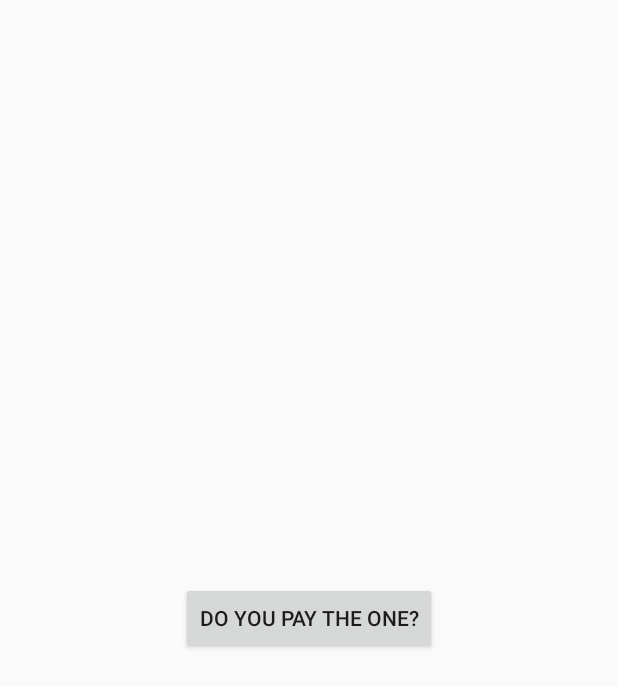
After one commit to cgregory902/RhysticBuddy, an Android app built with Jetpack Compose: the layout activity_main.xml on its own in the app's theme, with its tools: preview values and no code run, on a phone screen of 412 x 824 dp. The commit adds this screen. Shown: the top 687 px of the screen. Run offline under Robolectric (Android 15) with nearby library versions, the phone set to English and light mode, and no system bars.

Commit message:
I hate this lol

```diff
--- a/app/build.gradle
+++ b/app/build.gradle
@@ -57,6 +57,10 @@ dependencies {
     implementation 'androidx.compose.ui:ui-graphics'
     implementation 'androidx.compose.ui:ui-tooling-preview'
     implementation 'androidx.compose.material3:material3'
+    implementation 'androidx.appcompat:appcompat:1.4.1'
+    implementation 'com.google.android.material:material:1.5.0'
+    implementation 'androidx.constraintlayout:constraintlayout:2.1.3'
+    implementation 'androidx.core:core-ktx:+'
     testImplementation 'junit:junit:4.13.2'
     androidTestImplementation 'androidx.test.ext:junit:1.1.5'
     androidTestImplementation 'androidx.test.espresso:espresso-core:3.5.1'
--- a/app/src/main/AndroidManifest.xml
+++ b/app/src/main/AndroidManifest.xml
@@ -13,6 +13,9 @@
         android:theme="@style/Theme.RhysticBuddy"
         tools:targetApi="31">
         <activity
+            android:name=".MainActivity2"
+            android:exported="false" />
+        <activity
             android:name=".MainActivity"
             android:exported="true"
             android:label="@string/app_name"
--- /dev/null
+++ b/app/src/main/res/layout/activity_main.xml
@@ -0,0 +1,13 @@
+<?xml version="1.0" encoding="utf-8"?>
+<LinearLayout xmlns:android="http://schemas.android.com/apk/res/android"
+    android:layout_width="match_parent"
+    android:layout_height="match_parent"
+    android:gravity ="center"
+    android:orientation="vertical" >
+    <Button android:id="@+id/button"
+        android:layout_width="wrap_content"
+        android:layout_height="wrap_content"
+        android:text="Do you pay the one?"
+        android:onClick="onButtonClick"
+        />
+</LinearLayout>
--- a/build.gradle
+++ b/build.gradle
@@ -2,5 +2,5 @@
 plugins {
     id 'com.android.application' version '8.0.2' apply false
     id 'com.android.library' version '8.0.2' apply false
-    id 'org.jetbrains.kotlin.android' version '1.7.20' apply false
+    id 'org.jetbrains.kotlin.android' version '1.9.0-Beta' apply false
 }
```
Also changed, not shown: app/src/main/java/com/example/rhysticbuddy/MainActivity.kt (+3 -38 lines).
